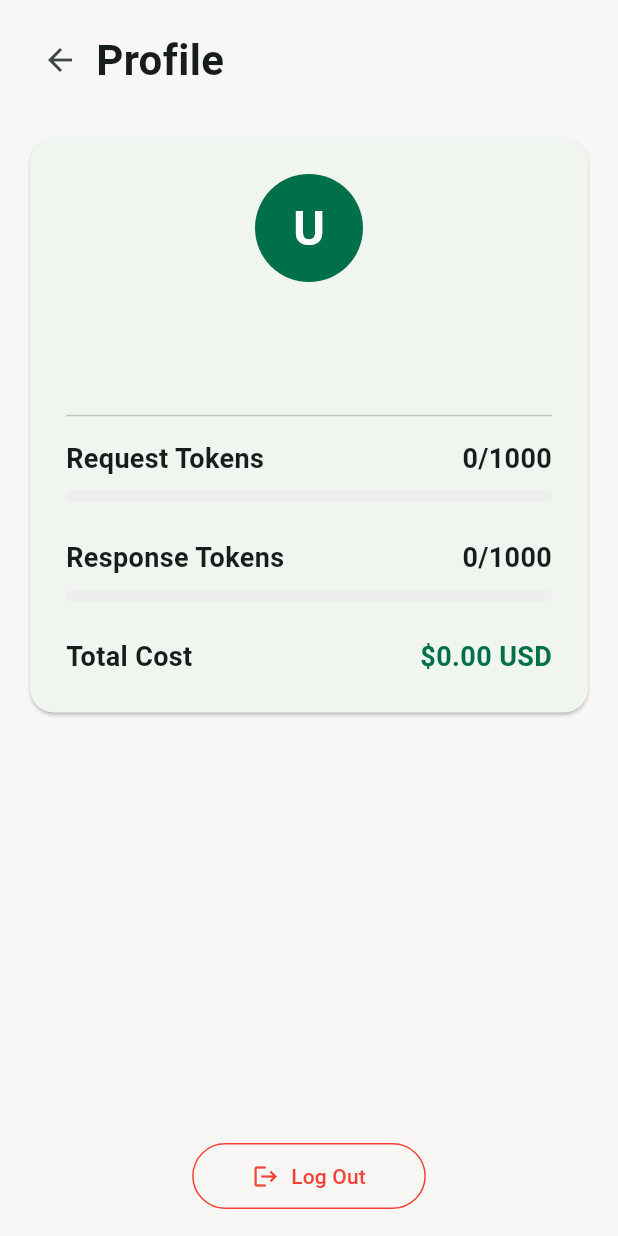
After one commit to Naman30903/smart_trip_planner, a Flutter app: the ProfileScreen screen opened directly, on a phone screen of 412 x 824 dp. The commit adds this screen. Run offline on Flutter 3.47's test engine with Material 3 defaults, Android fonts, the phone set to English and light mode, and no system bars; our stand-ins replace firebase_auth, firebase_core, flutter_dotenv, flutter_gemini, flutter_riverpod, hive and 2 more; accounts and stored records are empty.

Commit message:
feat: Add profile screen and token usage provider for user profile management

````diff
--- a/lib/main.dart
+++ b/lib/main.dart
@@ -3,7 +3,6 @@ import 'package:flutter/material.dart';
 import 'package:flutter_riverpod/flutter_riverpod.dart';
 import 'package:flutter_dotenv/flutter_dotenv.dart';
 import 'package:hive_flutter/hive_flutter.dart';
-import 'package:smart_trip_planner/screens/login_screen.dart';
 import 'package:smart_trip_planner/services/auth_wrapper.dart';
 
 Future<void> main() async {
--- /dev/null
+++ b/lib/providers/profile_provider.dart
@@ -0,0 +1,65 @@
+import 'package:flutter_riverpod/flutter_riverpod.dart';
+import 'package:smart_trip_planner/providers/chat_provider.dart';
+import '../services/openai_service.dart';
+import '../services/auth_service.dart';
+import 'package:firebase_auth/firebase_auth.dart';
+
+// Token usage provider
+final tokenUsageProvider = Provider<TokenUsage>((ref) {
+  final geminiService = ref.watch(geminiServiceProvider);
+  return TokenUsage(
+    requestTokens: geminiService.requestTokens,
+    responseTokens: geminiService.responseTokens,
+    maxTokens: geminiService.maxTokens,
+    totalCost: geminiService.totalCost,
+  );
+});
+
+// User profile provider
+final userProfileProvider = FutureProvider<UserProfile>((ref) async {
+  final user = FirebaseAuth.instance.currentUser;
+  if (user == null) throw Exception('User not logged in');
+
+  return UserProfile(
+    name: user.displayName ?? 'User',
+    email: user.email ?? 'No email',
+    initials: _getInitials(user.displayName ?? user.email ?? 'U'),
+  );
+});
+
+String _getInitials(String name) {
+  if (name.isEmpty) return 'U';
+
+  final parts = name.split('@')[0].split(' ');
+  if (parts.length > 1) {
+    return (parts[0][0] + parts[1][0]).toUpperCase();
+  }
+  return name[0].toUpperCase();
+}
+
+// Model classes
+class TokenUsage {
+  final int requestTokens;
+  final int responseTokens;
+  final int maxTokens;
+  final double totalCost;
+
+  TokenUsage({
+    required this.requestTokens,
+    required this.responseTokens,
+    required this.maxTokens,
+    required this.totalCost,
+  });
+}
+
+class UserProfile {
+  final String name;
+  final String email;
+  final String initials;
+
+  UserProfile({
+    required this.name,
+    required this.email,
+    required this.initials,
+  });
+}
--- a/lib/screens/home_screen.dart
+++ b/lib/screens/home_screen.dart
@@ -1,5 +1,6 @@
 import 'package:flutter/material.dart';
 import 'package:smart_trip_planner/providers/database_provider.dart';
+import 'package:smart_trip_planner/screens/profile_screen.dart';
 import 'package:speech_to_text/speech_to_text.dart' as stt;
 import 'package:flutter_riverpod/flutter_riverpod.dart';
 import '../providers/chat_provider.dart';
@@ -141,7 +142,15 @@ class _HomeScreenState extends ConsumerState<HomeScreen> {
                         ],
                       ),
                     ),
-                    CircleAvatar(
+                    GestureDetector(
+                      onTap: () {
+                        Navigator.of(context).push(
+                          MaterialPageRoute(
+                            builder: (context) => const ProfileScreen(),
+                          ),
+                        );
+                      },
+                      child: CircleAvatar(
                         backgroundColor: const Color(0xFF00704A),
                         radius: 24,
                         child: const Text(
@@ -150,6 +159,7 @@ class _HomeScreenState extends ConsumerState<HomeScreen> {
                             color: Colors.white,
                             fontWeight: FontWeight.bold,
                             fontSize: 28,
+                          ),
                         ),
                       ),
                     ),
--- /dev/null
+++ b/lib/screens/profile_screen.dart
@@ -0,0 +1,198 @@
+import 'package:flutter/material.dart';
+import 'package:flutter_riverpod/flutter_riverpod.dart';
+import '../providers/profile_provider.dart';
+import '../services/auth_service.dart';
+
+class ProfileScreen extends ConsumerWidget {
+  const ProfileScreen({Key? key}) : super(key: key);
+
+  @override
+  Widget build(BuildContext context, WidgetRef ref) {
+    final tokenUsage = ref.watch(tokenUsageProvider);
+    final userProfileAsync = ref.watch(userProfileProvider);
+
+    return Scaffold(
+      backgroundColor: const Color(0xFFF9F7F6),
+      body: SafeArea(
+        child: Padding(
+          padding: const EdgeInsets.all(16.0),
+          child: Column(
+            crossAxisAlignment: CrossAxisAlignment.start,
+            children: [
+              // Back button and title
+              Row(
+                children: [
+                  IconButton(
+                    icon: const Icon(Icons.arrow_back),
+                    onPressed: () => Navigator.pop(context),
+                  ),
+                  const Text(
+                    'Profile',
+                    style: TextStyle(fontSize: 28, fontWeight: FontWeight.bold),
+                  ),
+                ],
+              ),
+              const SizedBox(height: 24),
+              // User profile card
+              Card(
+                shape: RoundedRectangleBorder(
+                  borderRadius: BorderRadius.circular(16),
+                ),
+                child: Padding(
+                  padding: const EdgeInsets.all(24.0),
+                  child: Column(
+                    children: [
+                      // User info
+                      userProfileAsync.when(
+                        data: (profile) => Column(
+                          children: [
+                            CircleAvatar(
+                              radius: 36,
+                              backgroundColor: const Color(0xFF00704A),
+                              child: Text(
+                                profile.initials,
+                                style: const TextStyle(
+                                  fontSize: 32,
+                                  fontWeight: FontWeight.bold,
+                                  color: Colors.white,
+                                ),
+                              ),
+                            ),
+                            const SizedBox(height: 16),
+                            Text(
+                              "${profile.name}",
+                              style: const TextStyle(
+                                fontSize: 24,
+                                fontWeight: FontWeight.bold,
+                              ),
+                            ),
+                            Text(
+                              profile.email,
+                              style: const TextStyle(
+                                fontSize: 16,
+                                color: Colors.grey,
+                              ),
+                            ),
+                          ],
+                        ),
+                        loading: () =>
+                            const Center(child: CircularProgressIndicator()),
+                        error: (_, __) => const Text("Error loading profile"),
+                      ),
+                      const Divider(height: 32),
+
+                      // Request tokens
+                      _buildTokenRow(
+                        'Request Tokens',
+                        tokenUsage.requestTokens,
+                        tokenUsage.maxTokens,
+                        const Color(0xFF00704A),
+                      ),
+                      const SizedBox(height: 24),
+
+                      // Response tokens
+                      _buildTokenRow(
+                        'Response Tokens',
+                        tokenUsage.responseTokens,
+                        tokenUsage.maxTokens,
+                        Colors.redAccent,
+                      ),
+                      const SizedBox(height: 24),
+
+                      // Cost
+                      Row(
+                        mainAxisAlignment: MainAxisAlignment.spaceBetween,
+                        children: [
+                          const Text(
+                            'Total Cost',
+                            style: TextStyle(
+                              fontSize: 18,
+                              fontWeight: FontWeight.bold,
+                            ),
+                          ),
+                          Text(
+                            "\$${tokenUsage.totalCost.toStringAsFixed(2)} USD",
+                            style: const TextStyle(
+                              fontSize: 18,
+                              fontWeight: FontWeight.bold,
+                              color: Color(0xFF00704A),
+                            ),
+                          ),
+                        ],
+                      ),
+                    ],
+                  ),
+                ),
+              ),
+              const Spacer(),
+
+              // Logout button
+              Center(
+                child: OutlinedButton.icon(
+                  style: OutlinedButton.styleFrom(
+                    foregroundColor: Colors.red,
+                    side: const BorderSide(color: Colors.red),
+                    padding: const EdgeInsets.symmetric(
+                      horizontal: 40,
+                      vertical: 12,
+                    ),
+                    shape: RoundedRectangleBorder(
+                      borderRadius: BorderRadius.circular(24),
+                    ),
+                  ),
+                  onPressed: () async {
+                    try {
+                      final authService = ref.read(authServiceProvider);
+                      await authService.signOut();
+                      // AuthWrapper will handle navigation
+                    } catch (e) {
+                      ScaffoldMessenger.of(context).showSnackBar(
+                        SnackBar(content: Text("Error logging out: $e")),
+                      );
+                    }
+                  },
+                  icon: const Icon(Icons.logout),
+                  label: const Text('Log Out'),
+                ),
+              ),
+            ],
+          ),
+        ),
+      ),
+    );
+  }
+
+  Widget _buildTokenRow(
+    String label,
+    int current,
+    int max,
+    Color progressColor,
+  ) {
+    return Column(
+      crossAxisAlignment: CrossAxisAlignment.start,
+      children: [
+        Row(
+          mainAxisAlignment: MainAxisAlignment.spaceBetween,
+          children: [
+            Text(
+              label,
+              style: const TextStyle(fontSize: 18, fontWeight: FontWeight.bold),
+            ),
+            Text(
+              "$current/$max",
+              style: const TextStyle(fontSize: 18, fontWeight: FontWeight.bold),
+            ),
+          ],
+        ),
+        const SizedBox(height: 8),
+        LinearProgressIndicator(
+          value: current / max,
+          backgroundColor: Colors.grey[200],
+          valueColor: AlwaysStoppedAnimation<Color>(progressColor),
+          minHeight: 8,
+          borderRadius: BorderRadius.circular(4),
+        ),
+      ],
+    );
+  }
+}
--- a/lib/services/openai_service.dart
+++ b/lib/services/openai_service.dart
@@ -8,8 +8,21 @@ import '../models/message.dart';
 
 class GeminiService {
   late final Gemini _gemini;
-  // Store chat history
   final List<Content> _chatHistory = [];
+  int _requestTokens = 0;
+  int _responseTokens = 0;
+  final int _maxTokens = 1000;
+
+  int get requestTokens => _requestTokens;
+  int get responseTokens => _responseTokens;
+  int get maxTokens => _maxTokens;
+
+  double get totalCost {
+    // $0.00025 per 1K input tokens, $0.0005 per 1K output tokens (Gemini Pro)
+    double inputCost = (_requestTokens / 1000) * 0.00025;
+    double outputCost = (_responseTokens / 1000) * 0.0005;
+    return inputCost + outputCost;
+  }
 
   GeminiService() {
     final apiKey = dotenv.env['GEMINI_API_KEY'] ?? '';
@@ -19,6 +32,17 @@ class GeminiService {
     // Initialize the Gemini instance
     Gemini.init(apiKey: apiKey);
     _gemini = Gemini.instance;
+  }
+
+  Future<int> _countTokens(String text) async {
+    try {
+      final tokenCount = await _gemini.countTokens(text);
+      return tokenCount ?? 0;
+    } catch (e) {
+      debugPrint('Error counting tokens: $e');
+      // Fallback to basic estimation if token counting fails
+      return (text.length / 4).ceil();
+    }
   }
 
   Future<TripItinerary> generateItinerary(String prompt) async {
@@ -48,6 +72,9 @@ class GeminiService {
       Make the itinerary realistic and detailed.
       Do not include any text before or after the JSON. No markdown formatting.""";
 
+      final requestTokenCount = await _countTokens(fullPrompt);
+      _requestTokens += requestTokenCount;
+
       // Call the Gemini API
       final result = await _gemini.prompt(parts: [Part.text(fullPrompt)]);
       final output = result?.output;
@@ -55,6 +82,10 @@ class GeminiService {
       if (output == null || output.isEmpty) {
         throw Exception('Empty response from Gemini API');
       }
+
+      final responseTokenCount = await _countTokens(output);
+      _responseTokens += responseTokenCount;
+
       String jsonStr = output
           .replaceAll('```json', '')
           .replaceAll('```', '')
@@ -116,11 +147,13 @@ class GeminiService {
 
       Please update the itinerary to incorporate this request. Return the complete, revised itinerary as valid JSON following the same schema, with all the original details plus the requested changes. Make sure the response is a valid JSON that I can parse.""";
 
+      final requestTokenCount = await _countTokens(prompt);
+      _requestTokens += requestTokenCount;
+
       // Initialize chat if it's empty
       if (_chatHistory.isEmpty) {
         _chatHistory.add(Content(role: 'user', parts: [Part.text(prompt)]));
       } else {
-        // Add the new message to chat history
         _chatHistory.add(
           Content(role: 'user', parts: [Part.text(followUpQuestion)]),
         );
@@ -133,14 +166,16 @@ class GeminiService {
 
       debugPrint('Gemini chat response: $response');
 
-      // if (response == null || response.isEmpty) {
-      //   throw Exception('Empty response from Gemini API');
-      // }
+      if (response != null && response.isNotEmpty) {
+        // Update response tokens
+        final responseTokenCount = await _countTokens(response);
+        _responseTokens += responseTokenCount;
 
-      // Add the AI response to chat history
-      _chatHistory.add(Content(role: 'model', parts: [Part.text(response!)]));
+        // Add the AI response to chat history
+        _chatHistory.add(Content(role: 'model', parts: [Part.text(response)]));
+      }
 
-      return response;
+      return response ?? '';
     } catch (e) {
       debugPrint('Error refining itinerary: $e');
       throw Exception('Error refining itinerary: $e');
````
Lines whose indentation alone changed are shown as unchanged.
